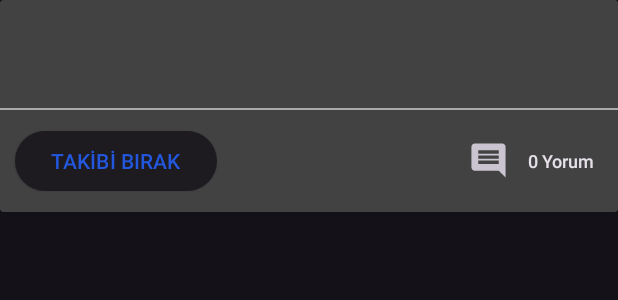
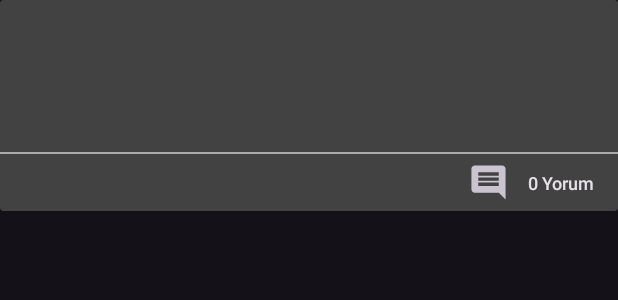
Before and after one commit to FurkanKaraketir/PShare, an Android app: the layout recycler_row.xml on its own in the app's theme, with its tools: preview values and no code run, on a phone screen of 412 x 824 dp. Shown: the top 300 px of the screen. Run offline under Robolectric (Android 15) with nearby library versions, the light colour scheme and no system bars.

Commit message:
Design Changes #2.2.7

```diff
--- a/app/build.gradle
+++ b/app/build.gradle
@@ -16,7 +16,7 @@ android {
         targetSdkVersion 32
         multiDexEnabled true
         versionCode 2
-        versionName "2.2.6"
+        versionName "2.2.7"
         testInstrumentationRunner "androidx.test.runner.AndroidJUnitRunner"
     }
 
--- a/app/src/main/java/com/furkankrktr/pshare/adapter/CommentRecyclerAdapter.kt
+++ b/app/src/main/java/com/furkankrktr/pshare/adapter/CommentRecyclerAdapter.kt
@@ -10,6 +10,7 @@ import android.view.View
 import android.view.ViewGroup
 import android.widget.Toast
 import androidx.recyclerview.widget.RecyclerView
+import androidx.transition.TransitionManager
 import com.furkankrktr.pshare.GorselActivity
 import com.furkankrktr.pshare.R
 import com.furkankrktr.pshare.RepliesActivity
@@ -90,8 +91,12 @@ class CommentRecyclerAdapter(private val commentList: ArrayList<Comment>) :
             binding.comment.text = commentList[position].kullaniciComment
 
             if (commentList[position].kullaniciEmail == guncelKullanici) {
+                TransitionManager.beginDelayedTransition(binding.commentContainer)
+
                 binding.deleteYorumButton.visibility = View.VISIBLE
             } else {
+                TransitionManager.beginDelayedTransition(binding.commentContainer)
+
                 binding.deleteYorumButton.visibility = View.GONE
             }
 
--- a/app/src/main/java/com/furkankrktr/pshare/adapter/ReplyRecyclerAdapter.kt
+++ b/app/src/main/java/com/furkankrktr/pshare/adapter/ReplyRecyclerAdapter.kt
@@ -9,6 +9,7 @@ import android.view.View
 import android.view.ViewGroup
 import android.widget.Toast
 import androidx.recyclerview.widget.RecyclerView
+import androidx.transition.TransitionManager
 import com.furkankrktr.pshare.GorselActivity
 import com.furkankrktr.pshare.R
 import com.furkankrktr.pshare.databinding.RecyclerReplyBinding
@@ -93,8 +94,12 @@ class ReplyRecyclerAdapter(private val replyList: ArrayList<Reply>) :
             }
 
             if (replyList[position].kullaniciEmail == guncelKullanici) {
+                TransitionManager.beginDelayedTransition(binding.replyContainer)
+
                 binding.deleteReplyButton.visibility = View.VISIBLE
             } else {
+                TransitionManager.beginDelayedTransition(binding.replyContainer)
+
                 binding.deleteReplyButton.visibility = View.GONE
             }
             binding.deleteReplyButton.setOnClickListener {
--- a/app/src/main/res/layout/recycler_comment.xml
+++ b/app/src/main/res/layout/recycler_comment.xml
@@ -2,6 +2,7 @@
 <LinearLayout xmlns:android="http://schemas.android.com/apk/res/android"
     xmlns:app="http://schemas.android.com/apk/res-auto"
     xmlns:tools="http://schemas.android.com/tools"
+    android:id="@+id/commentContainer"
     android:layout_width="match_parent"
     android:layout_height="wrap_content">
 
--- a/app/src/main/res/layout/recycler_reply.xml
+++ b/app/src/main/res/layout/recycler_reply.xml
@@ -2,6 +2,7 @@
 <LinearLayout xmlns:android="http://schemas.android.com/apk/res/android"
     xmlns:app="http://schemas.android.com/apk/res-auto"
     android:layout_width="match_parent"
+    android:id="@+id/replyContainer"
     android:layout_height="wrap_content">
 
     <androidx.cardview.widget.CardView
--- a/app/src/main/res/layout/recycler_row.xml
+++ b/app/src/main/res/layout/recycler_row.xml
@@ -7,6 +7,7 @@
     android:orientation="vertical">
 
     <androidx.cardview.widget.CardView
+        android:id="@+id/rowContainer"
         android:layout_width="match_parent"
         android:layout_height="wrap_content"
         android:layout_marginBottom="10dp">
@@ -18,15 +19,15 @@
 
             <RelativeLayout
                 android:layout_width="match_parent"
-                android:layout_height="wrap_content">
+                android:layout_height="70dp">
 
                 <de.hdodenhof.circleimageview.CircleImageView
                     android:id="@+id/profileImage"
                     android:layout_width="30dp"
                     android:layout_height="30dp"
+                    android:layout_alignParentStart="true"
                     android:layout_centerVertical="true"
-                    android:layout_margin="5dp"
-                    android:layout_toStartOf="@id/recyclerRowKullaniciEmail"
+                    android:layout_marginStart="10dp"
                     android:contentDescription="@string/image"
                     android:scaleType="centerCrop"
                     app:civ_border_overlay="false" />
@@ -36,13 +37,41 @@
                     style="@style/TextAppearance.AppCompat.Title"
                     android:layout_width="wrap_content"
                     android:layout_height="wrap_content"
-                    android:layout_centerInParent="true"
-                    android:layout_margin="2dp"
+                    android:layout_centerVertical="true"
+                    android:layout_margin="5dp"
+                    android:layout_toEndOf="@id/profileImage"
                     android:gravity="center_horizontal"
                     android:text=""
                     android:textAlignment="center"
                     android:textSize="15sp"
                     tools:ignore="RelativeOverlap" />
+
+                <Button
+                    android:id="@+id/followButton"
+                    android:layout_width="wrap_content"
+                    android:layout_height="wrap_content"
+                    android:layout_centerVertical="true"
+                    android:layout_margin="10dp"
+                    android:layout_toEndOf="@id/recyclerRowKullaniciEmail"
+                    android:gravity="center_vertical"
+                    android:text="@string/tak_p_et"
+                    android:textStyle="bold"
+                    android:visibility="invisible" />
+
+                <Button
+                    android:id="@+id/unFollowButton"
+                    style="@style/Widget.Material3.Button.ElevatedButton"
+                    android:layout_width="wrap_content"
+                    android:layout_height="wrap_content"
+                    android:layout_centerVertical="true"
+                    android:layout_margin="10dp"
+                    android:layout_toEndOf="@id/recyclerRowKullaniciEmail"
+                    android:text="@string/tak_b_birak"
+                    android:textAlignment="center"
+                    android:visibility="invisible"
+                    tools:ignore="RelativeOverlap" />
+
+
             </RelativeLayout>
 
 
@@ -128,28 +157,6 @@
                     android:src="@drawable/ic_baseline_cancel_24"
                     android:visibility="gone" />
 
-                <Button
-                    android:id="@+id/followButton"
-                    android:layout_width="wrap_content"
-                    android:layout_height="wrap_content"
-                    android:layout_centerVertical="true"
-                    android:layout_margin="10dp"
-                    android:gravity="center_vertical"
-                    android:text="@string/tak_p_et"
-                    android:textStyle="bold"
-                    android:visibility="invisible" />
-
-                <Button
-                    android:id="@+id/unFollowButton"
-                    style="@style/Widget.Material3.Button.ElevatedButton"
-                    android:layout_width="wrap_content"
-                    android:layout_height="wrap_content"
-                    android:layout_centerVertical="true"
-                    android:layout_margin="10dp"
-                    android:gravity="center_vertical"
-                    android:text="@string/tak_b_birak"
-                    android:visibility="visible" />
-
 
             </RelativeLayout>
         </LinearLayout>
--- a/app/src/main/res/layout/recycler_user.xml
+++ b/app/src/main/res/layout/recycler_user.xml
@@ -12,6 +12,7 @@
 
         <RelativeLayout
             android:layout_width="wrap_content"
+            android:id="@+id/userContainer"
             android:layout_height="wrap_content">
 
             <de.hdodenhof.circleimageview.CircleImageView
```
Also changed, not shown: app/src/main/java/com/furkankrktr/pshare/adapter/HaberRecyclerAdapter.kt (+25 -0 lines), app/src/main/java/com/furkankrktr/pshare/adapter/HashtagRecyclerAdapter.kt (+22 -0 lines), app/src/main/java/com/furkankrktr/pshare/adapter/TakipEdilenlerRecyclerAdapter.kt (+14 -0 lines), app/src/main/java/com/furkankrktr/pshare/adapter/UserEmailFilterAdapter.kt (+22 -0 lines), 1 other file.
